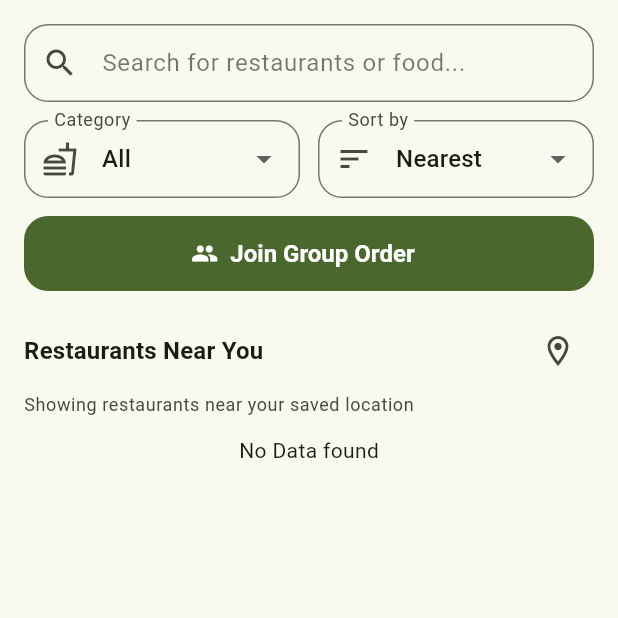
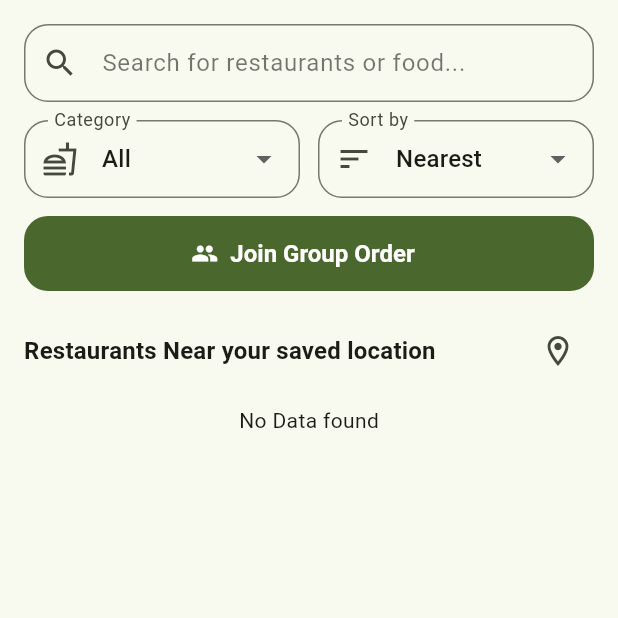
Before and after one commit to mths0/GroupBite, a Flutter app: the CustomerHomeScreen screen opened directly with sample values from the repository, after a tap on the "location on" icon, on a phone screen of 412 x 824 dp, the top half of it. Run offline on Flutter 3.47's test engine with Material 3 defaults, Android fonts, the light colour scheme and no system bars; our stand-ins replace app_links, cloud_firestore, firebase_auth, firebase_core, firebase_messaging, firebase_storage and 9 more; missing offline and left inert: mobile_scanner; accounts and stored records are empty.

Commit message:
feat: Update AndroidManifest.xml permissions and improve address handling in UI

```diff
--- a/lib/pages/customer/add_address_screen.dart
+++ b/lib/pages/customer/add_address_screen.dart
@@ -307,12 +307,14 @@ class _AddAddressScreenState extends State<AddAddressScreen> {
                     title: const Text('Set as default'),
                   ),
                   const SizedBox(height: 12),
-                  SizedBox(
-                    width: double.infinity,
-                    height: 48,
-                    child: ElevatedButton(
-                      onPressed: _save,
-                      child: const Text('Save Address'),
+                  SafeArea(
+                    child: SizedBox(
+                      width: double.infinity,
+                      height: 48,
+                      child: ElevatedButton(
+                        onPressed: _save,
+                        child: const Text('Save Address'),
+                      ),
                     ),
                   ),
                 ],
--- a/lib/pages/customer/customer_home_screen.dart
+++ b/lib/pages/customer/customer_home_screen.dart
@@ -26,7 +26,7 @@ class _CustomerHomeScreenState extends State<CustomerHomeScreen> {
   GeoPoint? _deliveryLocation;
   CustomerAddress? _defaultAddress;
   bool _isLoadingAddress = true;
-  String? _addressMessage;
+  String? _addressLabel;
 
   RestaurantTag? _selectedTag;
   String _selectedSort = "Nearest";
@@ -73,7 +73,7 @@ class _CustomerHomeScreenState extends State<CustomerHomeScreen> {
   Future<void> _loadDeliveryLocation() async {
     setState(() {
       _isLoadingAddress = true;
-      _addressMessage = null;
+      _addressLabel = null;
     });
 
     try {
@@ -90,12 +90,11 @@ class _CustomerHomeScreenState extends State<CustomerHomeScreen> {
         _isLoadingAddress = false;
 
         if (defaultAddress != null) {
-          _addressMessage = 'Showing restaurants near ${defaultAddress.label}';
+          _addressLabel = defaultAddress.label;
         } else if (widget.customer.location != null) {
-          _addressMessage = 'Showing restaurants near your saved location';
+          _addressLabel = 'your saved location';
         } else {
-          _addressMessage =
-              'No delivery location found. Distance is unavailable.';
+          _addressLabel = null;
         }
       });
     } catch (e) {
@@ -104,7 +103,7 @@ class _CustomerHomeScreenState extends State<CustomerHomeScreen> {
       setState(() {
         _deliveryLocation = widget.customer.location;
         _isLoadingAddress = false;
-        _addressMessage = 'Could not load default address.';
+        _addressLabel = null;
       });
     }
   }
@@ -215,7 +214,9 @@ class _CustomerHomeScreenState extends State<CustomerHomeScreen> {
             children: [
               Expanded(
                 child: Text(
-                  'Restaurants Near You',
+                  _addressLabel == null
+                      ? 'Restaurants Near You'
+                      : 'Restaurants Near $_addressLabel',
                   style: theme.textTheme.titleMedium?.copyWith(
                     fontWeight: FontWeight.bold,
                   ),
@@ -235,16 +236,6 @@ class _CustomerHomeScreenState extends State<CustomerHomeScreen> {
             ],
           ),
 
-          if (_addressMessage != null) ...[
-            const SizedBox(height: 4),
-            Text(
-              _addressMessage!,
-              style: theme.textTheme.bodySmall?.copyWith(
-                color: scheme.onSurfaceVariant,
-              ),
-            ),
-          ],
-
           const SizedBox(height: 12),
           StreamBuilder<List<Restaurant>>(
             stream: DatabaseService().getRestaurants(),
@@ -258,7 +249,6 @@ class _CustomerHomeScreenState extends State<CustomerHomeScreen> {
                   child: Text("No Data found"),
                 );
               }
-
 
               final filteredRestaurants = snapshot.data!.where((r) {
                 final query = _searchController.text.toLowerCase();
```
Also changed, not shown: 2 other files.
